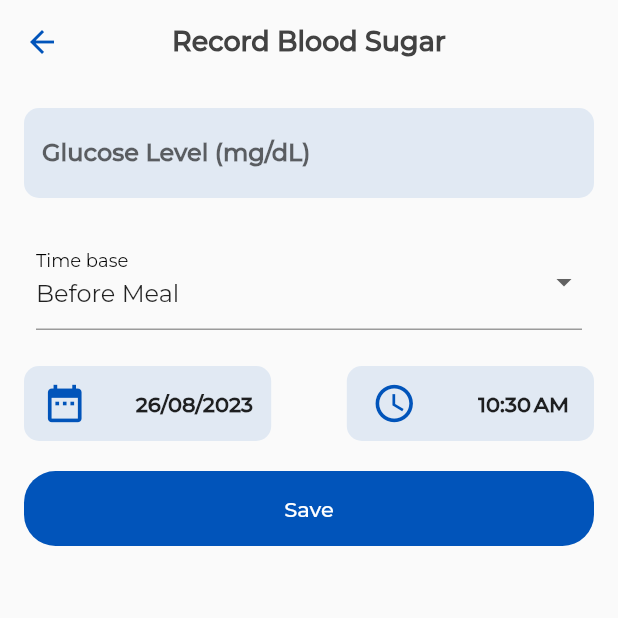
After one commit to MyDaktari/MyDaktari-Mobile-App, a Flutter app: the BoodSugarScreen screen opened by its route, after a tap on the "add" icon, on a phone screen of 412 x 824 dp, the top half of it. The commit adds this screen. Run offline on Flutter 3.47's test engine with Material 2 defaults, Android fonts, the phone set to English and light mode, and no system bars; our stand-ins replace bloc, cached_network_image, calendar_date_picker2, date_field, dotted_border, equatable and 8 more; missing offline and left inert: flutter_phone_direct_caller, health; accounts and stored records are empty; project files that could hold a hidden picture were left out.

Commit message:
record blood sugar ui added

```diff
--- a/lib/constants/enums.dart
+++ b/lib/constants/enums.dart
@@ -3,3 +3,5 @@
 enum Sex { male, female, undefined }
 
 enum DropCharges { Per_session, Per_hour }
+
+enum MealType { beforeMeal, afterMeal }
--- a/lib/constants/route.dart
+++ b/lib/constants/route.dart
@@ -18,6 +18,8 @@ import 'package:my_daktari/presentations/supplier_side/home_screen/s_home_screen
 
 import '../models/doctor_profile_model.dart';
 import '../models/product.dart';
+import '../presentations/shared_ui/profileTab/views/health/blood_sugar/blood_sugar_screen.dart';
+import '../presentations/shared_ui/profileTab/views/health/blood_sugar/record_sugar_screen.dart';
 import '../presentations/shared_ui/shop/cart/cart_screen.dart';
 import '../presentations/shared_ui/shop/delivery_address/deliver_details_screen.dart';
 import '../presentations/shared_ui/shop/my_orders_screen.dart';
@@ -90,6 +92,8 @@ const String productDetailsScreen = 'productDetailsScreen';
 const String productScreen = 'productReviewsScreen';
 const String deliveryAddressScreen = 'deliveryAddressScreen';
 const String productPaymentScreen = 'productPaymentScreen';
+const String bloodGlucoseScreen = 'bloodGlucoseScreen';
+const String recordSugarScreen = 'recordSugarScreen';
 
 class AppRouter {
   static Route<dynamic> generateRoute(RouteSettings settings) {
@@ -178,6 +182,12 @@ class AppRouter {
       case uploadProductScreen:
         return MaterialPageRoute(builder: (context) => UploadProductScreen());
 
+      //Profile routes
+      case bloodGlucoseScreen:
+        return MaterialPageRoute(builder: (context) => BoodSugarScreen());
+      case recordSugarScreen:
+        return MaterialPageRoute(builder: (context) => RecordBloodScreen());
+
       default:
         return MaterialPageRoute(
             builder: (_) => Scaffold(
--- /dev/null
+++ b/lib/models/blood_sugar.dart
@@ -0,0 +1,14 @@
+import '../constants/enums.dart';
+
+class BloodSugarReading {
+  final DateTime dateTime;
+  final double glucoseLevel;
+  final String note;
+
+  BloodSugarReading({
+    required this.dateTime,
+    required this.glucoseLevel,
+    required this.note,
+    required MealType mealType,
+  });
+}
--- a/lib/presentations/client_side/doctorsTab/widgets/doctor_result_widget2.dart
+++ b/lib/presentations/client_side/doctorsTab/widgets/doctor_result_widget2.dart
@@ -1,4 +1,3 @@
-import 'package:cached_network_image/cached_network_image.dart';
 import 'package:flutter/material.dart';
 import 'package:my_daktari/constants/colors.dart';
 import 'package:my_daktari/models/models.dart';
--- /dev/null
+++ b/lib/presentations/shared_ui/profileTab/views/health/blood_sugar/blood_sugar_screen.dart
@@ -0,0 +1,35 @@
+import 'package:flutter/material.dart';
+import 'package:my_daktari/constants/colors.dart';
+import '../../../../../../constants/route.dart' as route;
+
+class BoodSugarScreen extends StatelessWidget {
+  BoodSugarScreen({super.key});
+
+  @override
+  Widget build(BuildContext context) {
+    return Scaffold(
+      appBar: AppBar(title: const Text('Blood Sugar Tracker')),
+      body: Center(
+        child: Column(
+          mainAxisAlignment: MainAxisAlignment.center,
+          children: [
+            Text('No readings yet',
+                style: TextStyle(
+                    fontSize: 18.0,
+                    fontWeight: FontWeight.bold,
+                    color: AppColor.primaryColor)),
+            SizedBox(height: 10.0),
+            Text('Tap the + button to add a reading',
+                style: TextStyle(fontSize: 15)),
+          ],
+        ),
+      ),
+      floatingActionButtonAnimator: FloatingActionButtonAnimator.scaling,
+      floatingActionButton: FloatingActionButton(
+        onPressed: () => Navigator.pushNamed(context, route.recordSugarScreen),
+        backgroundColor: AppColor.lightGreen,
+        child: const Icon(Icons.add, size: 28),
+      ),
+    );
+  }
+}
--- /dev/null
+++ b/lib/presentations/shared_ui/profileTab/views/health/blood_sugar/record_sugar_screen.dart
@@ -0,0 +1,202 @@
+import 'package:flutter/material.dart';
+import 'package:intl/intl.dart';
+import 'package:my_daktari/constants/colors.dart';
+
+import '../../../../../../constants/enums.dart';
+import '../../../../../../models/blood_sugar.dart';
+
+class RecordBloodScreen extends StatefulWidget {
+  const RecordBloodScreen({super.key});
+
+  @override
+  _RecordBloodScreenState createState() => _RecordBloodScreenState();
+}
+
+class _RecordBloodScreenState extends State<RecordBloodScreen> {
+  late TextEditingController _glucoseController;
+  late TextEditingController _noteController;
+  DateTime _selectedDateTime = DateTime.now();
+  MealType _selectedMealType = MealType.beforeMeal;
+
+  @override
+  void initState() {
+    super.initState();
+    _glucoseController = TextEditingController();
+    _noteController = TextEditingController();
+  }
+
+  @override
+  void dispose() {
+    _glucoseController.dispose();
+    _noteController.dispose();
+    super.dispose();
+  }
+
+  Future<void> _selectDate(BuildContext context) async {
+    final selectedDate = await showDatePicker(
+      context: context,
+      initialDate: _selectedDateTime,
+      firstDate: DateTime(2000),
+      lastDate: DateTime.now(),
+    );
+
+    if (selectedDate != null) {
+      setState(() {
+        _selectedDateTime = DateTime(
+          selectedDate.year,
+          selectedDate.month,
+          selectedDate.day,
+          _selectedDateTime.hour,
+          _selectedDateTime.minute,
+        );
+      });
+    }
+  }
+
+  Future<void> _selectTime(BuildContext context) async {
+    final selectedTime = await showTimePicker(
+      context: context,
+      initialTime: TimeOfDay.fromDateTime(_selectedDateTime),
+    );
+
+    if (selectedTime != null) {
+      setState(() {
+        _selectedDateTime = DateTime(
+          _selectedDateTime.year,
+          _selectedDateTime.month,
+          _selectedDateTime.day,
+          selectedTime.hour,
+          selectedTime.minute,
+        );
+      });
+    }
+  }
+
+  @override
+  Widget build(BuildContext context) {
+    Size size = MediaQuery.of(context).size;
+    return Scaffold(
+      appBar: AppBar(
+          title: const Text('Record Blood Sugar',
+              style: TextStyle(fontSize: 18.0, fontWeight: FontWeight.bold)),
+          centerTitle: true),
+      body: Padding(
+        padding: const EdgeInsets.all(16.0),
+        child: Column(
+          crossAxisAlignment: CrossAxisAlignment.stretch,
+          children: [
+            Container(
+              decoration: BoxDecoration(
+                  borderRadius: BorderRadius.circular(10),
+                  color: AppColor.primaryColor.withOpacity(.1)),
+              child: TextField(
+                controller: _glucoseController,
+                keyboardType:
+                    const TextInputType.numberWithOptions(decimal: true),
+                decoration: InputDecoration(
+                  labelText: 'Glucose Level (mg/dL)',
+                  labelStyle: TextStyle(fontWeight: FontWeight.bold),
+                  border: OutlineInputBorder(
+                    borderSide: BorderSide.none,
+                    borderRadius: BorderRadius.all(Radius.circular(8.0)),
+                  ),
+                ),
+              ),
+            ),
+            const SizedBox(height: 16),
+            Padding(
+              padding: const EdgeInsets.all(8.0),
+              child: DropdownButtonFormField<MealType>(
+                value: _selectedMealType,
+                onChanged: (value) {
+                  setState(() {
+                    _selectedMealType = value!;
+                  });
+                },
+                items: MealType.values.map((type) {
+                  return DropdownMenuItem<MealType>(
+                      value: type,
+                      child: Text(type == MealType.beforeMeal
+                          ? 'Before Meal'
+                          : 'After Meal'));
+                }).toList(),
+                decoration: InputDecoration(
+                    labelText: 'Time base',
+                    labelStyle: TextStyle(color: Colors.black)),
+              ),
+            ),
+            const SizedBox(height: 16),
+            Row(
+              mainAxisAlignment: MainAxisAlignment.spaceBetween,
+              children: [
+                InkWell(
+                  onTap: () => _selectDate(context),
+                  child: Container(
+                    width: size.width * .4,
+                    height: 50,
+                    decoration: BoxDecoration(
+                        borderRadius: BorderRadius.circular(10),
+                        color: AppColor.primaryColor.withOpacity(.1)),
+                    child: Row(
+                      mainAxisAlignment: MainAxisAlignment.spaceEvenly,
+                      children: [
+                        Icon(Icons.date_range,
+                            color: AppColor.primaryColor, size: 30),
+                        const SizedBox(width: 8),
+                        Text(
+                          DateFormat('dd/MM/yyyy').format(_selectedDateTime),
+                          style: TextStyle(fontWeight: FontWeight.bold),
+                        )
+                      ],
+                    ),
+                  ),
+                ),
+                InkWell(
+                  onTap: () => _selectTime(context),
+                  child: Container(
+                    width: size.width * .4,
+                    height: 50,
+                    decoration: BoxDecoration(
+                        borderRadius: BorderRadius.circular(10),
+                        color: AppColor.primaryColor.withOpacity(.1)),
+                    child: Row(
+                      mainAxisAlignment: MainAxisAlignment.spaceEvenly,
+                      children: [
+                        Icon(Icons.access_time,
+                            color: AppColor.primaryColor, size: 30),
+                        const SizedBox(width: 8),
+                        Text(
+                          DateFormat.jm().format(_selectedDateTime),
+                          style: TextStyle(fontWeight: FontWeight.bold),
+                        ),
+                      ],
+                    ),
+                  ),
+                ),
+              ],
+            ),
+            const SizedBox(height: 20),
+            ElevatedButton(
+              onPressed: () async {
+                final glucoseLevel =
+                    double.tryParse(_glucoseController.text) ?? 0;
+                final note = _noteController.text;
+
+                final reading = BloodSugarReading(
+                  dateTime: _selectedDateTime,
+                  glucoseLevel: glucoseLevel,
+                  note: note,
+                  mealType: _selectedMealType,
+                );
+                Navigator.pop(context, reading);
+              },
+              style:
+                  ElevatedButton.styleFrom(minimumSize: Size(size.width, 50)),
+              child: const Text('Save'),
+            ),
+          ],
+        ),
+      ),
+    );
+  }
+}
```
Also changed, not shown: lib/presentations/shared_ui/profileTab/views/health/health_screen.dart (+66 -97 lines), lib/presentations/shared_ui/profileTab/views/health/widget/blood_card.dart (added, +47 -0 lines), lib/presentations/shared_ui/profileTab/views/profile_tab.dart (+4 -3 lines).
